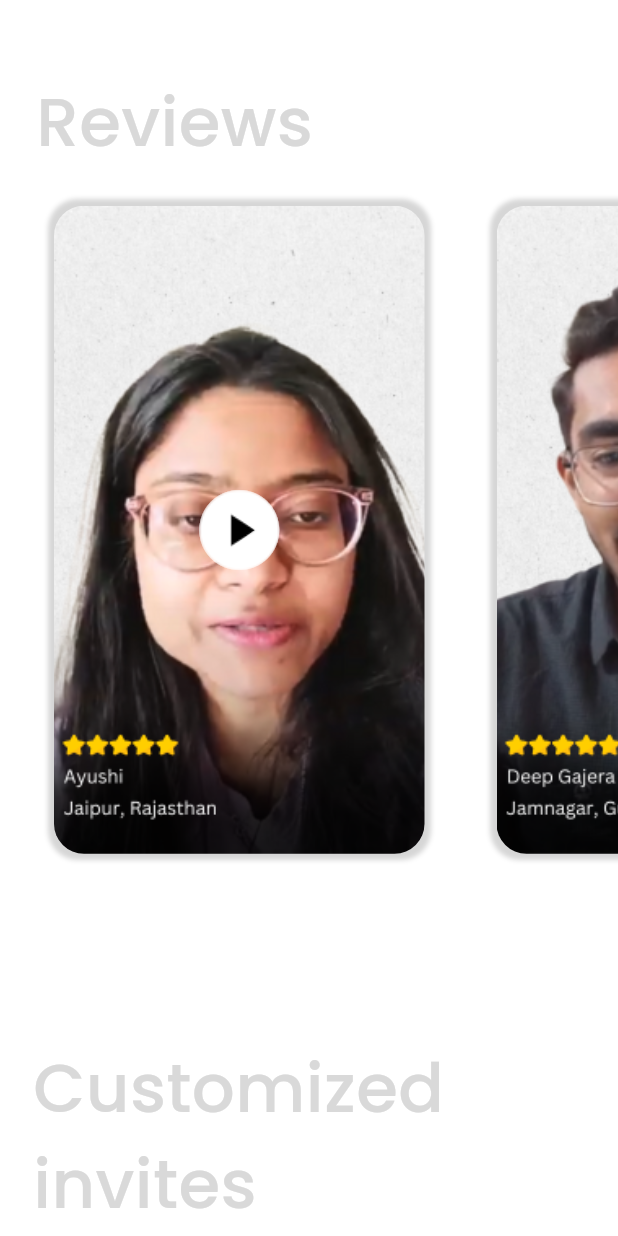
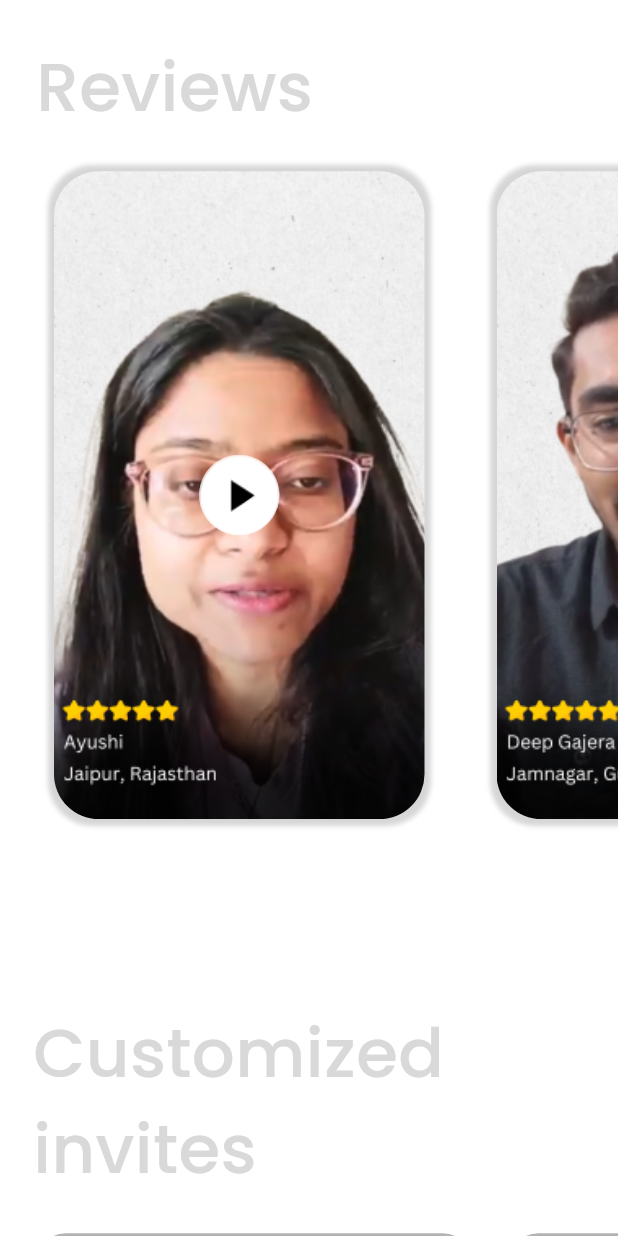
Before and after one commit to HarpreetSinghjhiwant/temp, a Flutter app: the HomePage screen opened by its route, scrolled down 2304 dp, after a tap on the "play circle filled" icon, on a phone screen of 412 x 824 dp. Run offline on Flutter 3.47's test engine with Material 3 defaults, Android fonts, the phone set to English and light mode, and no system bars; our stand-ins replace cached_network_image, flutter_svg, google_fonts, hive, hive_flutter, intl_phone_field and 3 more; accounts and stored records are empty.

Commit message:
improved ui

```diff
--- a/lib/pages/category.dart
+++ b/lib/pages/category.dart
@@ -155,6 +155,7 @@
                 padding: EdgeInsets.symmetric(horizontal: 12),
                 child: DropdownButton<String>(
                   value: type, // Set initial value
+                  dropdownColor: Colors.white,
                   icon: Padding(
                     padding: const EdgeInsets.only(left: 12),
                     child: Icon(
--- a/lib/pages/home_page.dart
+++ b/lib/pages/home_page.dart
@@ -118,7 +118,7 @@
         height: 639,
         decoration: BoxDecoration(
           borderRadius: BorderRadius.circular(20),
-          border: Border.all(color: Color(0xffD7D7D7), width: 2),
+          border: Border.all(color: Color.fromARGB(255, 181, 178, 178), width: 2),
         ),
         child: Column(
           crossAxisAlignment: CrossAxisAlignment.start,
@@ -160,7 +160,7 @@
               ),
             ),
             SizedBox(height: 12),
-            _buildVideoCard(image, video),
+            _buildVideoCard(image, video,false),
           ],
         ),
       ),
@@ -211,7 +211,7 @@
                         TextStyle(color: Color(0xff6D6D6D), fontSize: 16)),
               ),
             ),
-
+            SizedBox(height: 8,),
             // Social Media Icons and Image Section
             Stack(
               alignment: Alignment.bottomCenter,
@@ -224,15 +224,10 @@
                       padding: const EdgeInsets.symmetric(horizontal: 28.0),
                       child: Container(
                         decoration: BoxDecoration(
-                            color: Colors.grey[300],
-                            boxShadow: [
-                              BoxShadow(
-                                  color: Colors.grey[300]!,
-                                  spreadRadius: 0.2,
-                                  blurRadius: 0.2)
-                            ]),
+                            color: Color(0xffD5D5D5),
+                            ),
                         height: 1,
-                        width: 320,
+                        width: 360,
                       ),
                     ),
                   ),
@@ -247,7 +242,20 @@
                       child: Column(
                         children: [
                           SizedBox(height: 20),
-                          _buildSocialIcon(PhosphorIcons.linkedinLogo()),
+                          Container(
+                            width: 48,
+                            height: 50,
+                            decoration: BoxDecoration(
+                              border: Border.all(
+                                  color: Color(0xff4E9459), width: 2),
+                              borderRadius: BorderRadius.circular(50),
+                            ),
+                            child: IconButton(
+                              onPressed: () {},
+                              icon: Text('in',style: GoogleFonts.poppins(color: Color(0xff4E9459),fontSize:22,fontWeight:FontWeight.bold)),
+                            ),
+                          ),
+                          // _buildSocialIcon(PhosphorIcons.linkedinLogo()),
                           SizedBox(height: 30),
                           _buildSocialIcon(PhosphorIcons.instagramLogo()),
                         ],
@@ -256,21 +264,20 @@
 
                     // Founder Image
 
-                    Center(
-                      child: Stack(
+                    Stack(
                       alignment: Alignment.center,
                       children: [
                         // Blurred Shadow Layer
                         Positioned(
-                            bottom: 1, // Offset for shadow effect
+                          bottom: 3, // Offset for shadow effect
                           child: ImageFiltered(
                             imageFilter: ImageFilter.blur(
-                                  sigmaX: 10,
-                                  sigmaY: 10), // Apply blur for shadow
+                                sigmaX: 20,
+                                sigmaY: 8), // Apply blur for shadow
                             child: Image.asset(
                               ImageConstant.Image,
                               width: 340,
-                                height: 250,
+                              height: 248,
                               color: Color(
                                   0xff4E9459), // Shadow color with transparency
                             ),
@@ -281,12 +288,10 @@
                             width: 284, height: 244, fit: BoxFit.contain),
                       ],
                     ),
-                    ),
                   ],
                 ),
               ],
             ),
-            _buildContact(),
           ],
         ),
       ),
@@ -392,7 +397,7 @@
     );
   }
 
-  Widget _buildVideoCard(String image, String videoUrl) {
+  Widget _buildVideoCard(String image, String videoUrl,bool showBorder) {
     return Padding(
       padding: const EdgeInsets.all(8.0),
       child: ClipRRect(
@@ -401,7 +406,13 @@
           width: 277.95,
           height: 476.81,
           decoration: BoxDecoration(
-              border: Border.all(color: Color(0xff6D6D6D), width: 1),
+            border:showBorder? Border.all(color: Color(0xffB0B0B0), width: 2):Border.all(color: Colors.white),
+              // border: Border.all(color: Color(0xffB0B0B0), width: 1),
+              //  boxShadow: [
+              //   if(showBorder)BoxShadow(
+              //     color: Color(0xffB0B0B0),
+              //   )
+              // ],
               borderRadius: BorderRadius.circular(20)),
           child: ClipRRect(
               borderRadius: BorderRadius.circular(20),
@@ -506,13 +517,15 @@
           Padding(
             padding: const EdgeInsets.all(16.0),
             child: Container(
+              width: 49,
+              height: 49,
               decoration: BoxDecoration(
                 border: Border.all(color: Color(0xffE5E5E5)),
                 shape: BoxShape.circle,
               ),
               child: Padding(
                 padding: const EdgeInsets.all(10.0),
-                child: Icon(Icons.menu, size: 26),
+                child: Icon(Icons.menu, size: 28,color: Color(0xff7B7B7B),),
               ),
             ),
           ),
@@ -525,9 +538,20 @@
           ),
           Padding(
             padding: const EdgeInsets.all(16.0),
-            child: CircleAvatar(
-              backgroundColor: Colors.green,
-              radius: 20,
+            child: Container(
+              width: 49,
+              height: 49,
+              decoration: BoxDecoration(
+                borderRadius: BorderRadius.circular(50),
+                color: Colors.green,
+              ),
+              child: Center(
+                child: Text(
+                  'S',
+                  style: TextStyle(color: Colors.white,fontSize: 22),
+                ),
+              ),
+              // radius: 20,
               // backgroundImage: AssetImage(ImageConstant.profileImage),
             ),
           ),
@@ -592,8 +616,8 @@
                           style: GoogleFonts.poppins(
                             textStyle: TextStyle(
                               fontSize: 48,
-                              fontWeight: FontWeight.w600,
-                              color: Color(0xff4E9459),
+                              fontWeight: FontWeight.w500,
+                              color: Color.fromARGB(255, 135, 202, 145),
                               letterSpacing: 3,
                             ),
                           ),
@@ -601,6 +625,19 @@
                       ),
                       Stack(
                         children: [
+                          Center(
+                            child: Text(
+                              'Moments',
+                              style: GoogleFonts.poppins(
+                                textStyle: TextStyle(
+                                  fontSize: 48,
+                                  fontWeight: FontWeight.w500,
+                                  color: Color.fromARGB(255, 135, 202, 145),
+                                  letterSpacing: 3,
+                                ),
+                              ),
+                            ),
+                          ),
                           Padding(
                             padding: const EdgeInsets.only(
                                 top: 20), // Move the image down
@@ -612,19 +649,6 @@
                                   .cover, // Ensures the image covers the area properly
                             ),
                           ),
-                          Center(
-                            child: Text(
-                              'Moments',
-                              style: GoogleFonts.poppins(
-                                textStyle: TextStyle(
-                                  fontSize: 48,
-                                  fontWeight: FontWeight.w600,
-                                  color: Color(0xff4E9459),
-                                  letterSpacing: 3,
-                                ),
-                              ),
-                            ),
-                          ),
                         ],
                       ),
                     ],
@@ -634,7 +658,7 @@
                   height: 50,
                 ),
                 Padding(
-                  padding: const EdgeInsets.all(12.0),
+                  padding: const EdgeInsets.only(left: 22.0),
                   child: Container(
                     child: Text(
                       'PDF Invites',
@@ -711,7 +735,7 @@
                         return Padding(
                           padding: const EdgeInsets.all(8.0),
                           child: _buildVideoCard(videoUrls[index]["image"]!,
-                              videoUrls[index]["video"]!),
+                              videoUrls[index]["video"]!,true),
                         );
                       },
                     ),
@@ -773,6 +797,7 @@
                     ),
                   ),
                 ),
+                SizedBox(height: 12,),
                 SizedBox(
                   height: 662, // Adjust height based on video card size
                   child: Padding(
@@ -803,8 +828,9 @@
                   height: 100,
                 ),
                 _buildFooterSection(),
+                 _buildContact(),
                 SizedBox(
-                  height: 60,
+                  height: 30,
                 ),
               ],
             ),
--- a/lib/widgets/home_page/video_comp.dart
+++ b/lib/widgets/home_page/video_comp.dart
@@ -13,6 +13,8 @@
 class _SimpleVideoPlayerState extends State<SimpleVideoPlayer> {
   late VideoPlayerController _controller;
   bool _hasError = false;
+  bool _showControls = true;
+  bool _isPlaying = false;  // Add this to track playing state
 
   @override
   void initState() {
@@ -27,6 +29,16 @@
           : VideoPlayerController.asset(widget.videoUrl);
 
       await _controller.initialize();
+
+      _controller.addListener(() {
+        final isPlaying = _controller.value.isPlaying;
+        if (isPlaying != _isPlaying) {
+          setState(() {
+            _isPlaying = isPlaying;
+          });
+        }
+      });
+
       setState(() {
         _hasError = false;
       });
@@ -38,14 +50,35 @@
     }
   }
 
-  @override
-  void dispose() {
-    _controller.dispose();
-    super.dispose();
+  void _togglePlayPause() {
+    setState(() {
+      if (_controller.value.isPlaying) {
+        _controller.pause();
+        _showControls = true;
+      } else {
+        _controller.play();
+        _startHideTimer();
+      }
+    });
   }
 
-  void _togglePlayPause() {
-    _controller.value.isPlaying ? _controller.pause() : _controller.play();
+  void _startHideTimer() {
+    Future.delayed(Duration(seconds: 2), () {
+      if (mounted && _controller.value.isPlaying) {
+        setState(() {
+          _showControls = false;
+        });
+      }
+    });
+  }
+
+  void _toggleControls() {
+    setState(() {
+      _showControls = !_showControls;
+      if (_controller.value.isPlaying && _showControls) {
+        _startHideTimer();
+      }
+    });
   }
 
   @override
@@ -55,7 +88,8 @@
         child: Text(
           'Error loading video',
           style: TextStyle(color: Colors.red, fontSize: 16),
-      ));
+        ),
+      );
     }
 
     if (!_controller.value.isInitialized) {
@@ -64,14 +98,37 @@
 
     return AspectRatio(
       aspectRatio: _controller.value.aspectRatio,
+      child: GestureDetector(
+        onTap: _toggleControls,
+        behavior: HitTestBehavior.translucent,  // Changed to translucent
         child: Stack(
           alignment: Alignment.center,
           children: [
             VideoPlayer(_controller),
-          _PlayPauseButton(controller: _controller, onTap: _togglePlayPause),
+            AnimatedOpacity(
+              opacity: _showControls ? 1.0 : 0.0,
+              duration: Duration(milliseconds: 300),
+              child: GestureDetector(
+                onTap: _togglePlayPause,
+                child: Container(
+                  color: Colors.transparent,
+                  child: _PlayPauseButton(
+                    controller: _controller,
+                    onTap: _togglePlayPause,
+                  ),
+                ),
+              ),
+            ),
           ],
         ),
+      ),
     );
+  }
+
+  @override
+  void dispose() {
+    _controller.dispose();
+    super.dispose();
   }
 }
 
@@ -104,7 +161,7 @@
             child: Icon(
               value.isPlaying ? Icons.pause : Icons.play_arrow,
               size: 48,
-              color: Colors.black,
+              color: Color(0xff605F5F),
             ),
           ),
         );
--- a/lib/widgets/home_page/youtube_video_player.dart
+++ b/lib/widgets/home_page/youtube_video_player.dart
@@ -56,7 +56,7 @@
         width: 247,
         height: 398,
         decoration: BoxDecoration(
-          borderRadius: BorderRadius.circular(20),
+          borderRadius: BorderRadius.circular(30),
           boxShadow: [
             BoxShadow(
               color: Colors.grey[350]!,
@@ -66,7 +66,7 @@
           ],
         ),
         child: ClipRRect(
-          borderRadius: BorderRadius.circular(20),
+          borderRadius: BorderRadius.circular(30),
           child: Stack(
             alignment: Alignment.center,
             children: [
```
Also changed, not shown: lib/pages/login_page.dart (+11 -2 lines). Lines whose indentation alone changed are shown as unchanged.
